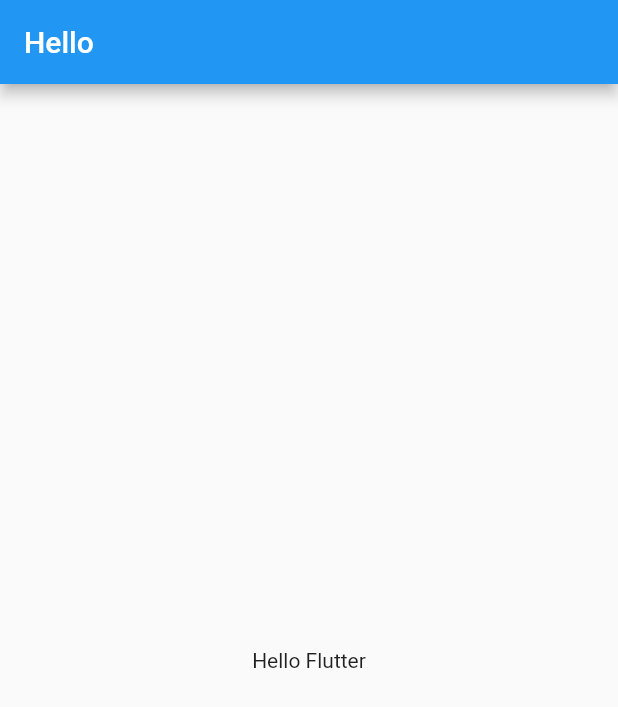
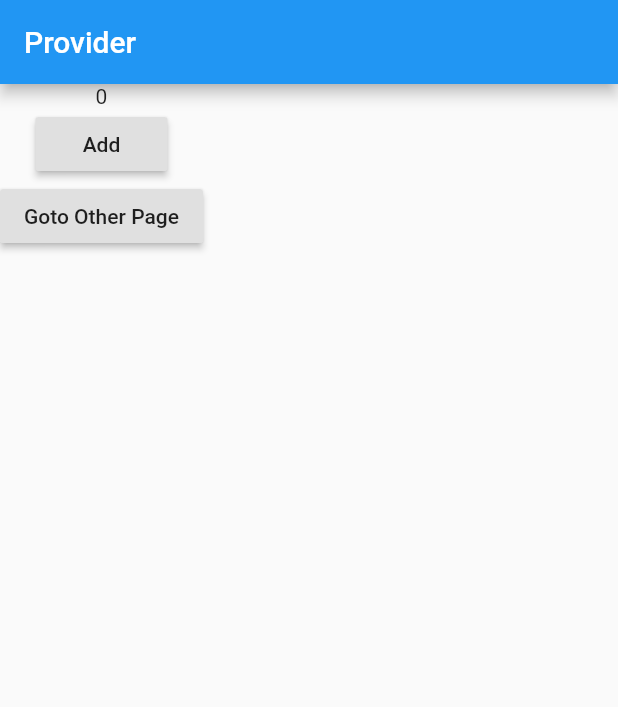
Before and after one commit to xwh817/flutter_demo, a Flutter app: the screen it shows after launch, on a phone screen of 412 x 824 dp. Shown: the top 707 px of the screen. Run offline on Flutter 3.47's test engine with Material 2 defaults, Android fonts, the phone set to English and light mode, and no system bars.

Commit message:
test of Provider

```diff
--- a/lib/hello/hello.dart
+++ b/lib/hello/hello.dart
@@ -1,14 +1,17 @@
 import 'package:flutter/material.dart';
+import 'package:flutter_demo/provider/my_model.dart';
+import 'package:provider/provider.dart';
 
 class Hello extends StatelessWidget {
   @override
   Widget build(BuildContext context) {
+    int providerValue = Provider.of<Counter>(context).count;
     return new Scaffold(
       appBar: new AppBar(
         title: new Text('Hello'),
         elevation: 4.0,
       ),
-      body: Center(child: Text('Hello Flutter')),
+      body: Center(child: Text('Hello Flutter \n providerValue is $providerValue')),
     );
   }
 }
--- a/lib/home.dart
+++ b/lib/home.dart
@@ -1,4 +1,5 @@
 import 'package:flutter/material.dart';
+import 'package:flutter_demo/provider/provider_page.dart';
 import 'hello/hello.dart';
 
 class Home extends StatelessWidget {
@@ -9,7 +10,7 @@ class Home extends StatelessWidget {
       theme: ThemeData(
         primarySwatch: Colors.blue,
       ),
-      home: Hello(),
+      home: ProviderPage(),
     );
   }
 
--- /dev/null
+++ b/lib/provider/my_model.dart
@@ -0,0 +1,13 @@
+
+import 'package:flutter/foundation.dart';
+import 'package:provider/provider.dart';
+
+class Counter with ChangeNotifier {
+  int _count = 0;
+  get count => _count;
+
+  void add() {
+    _count++;
+    notifyListeners();
+  }
+}
--- /dev/null
+++ b/lib/provider/provider_page.dart
@@ -0,0 +1,44 @@
+import 'package:flutter/material.dart';
+import 'package:flutter_demo/hello/hello.dart';
+import 'package:flutter_demo/home.dart';
+import 'package:provider/provider.dart';
+
+import 'my_model.dart';
+
+class ProviderPage extends StatefulWidget {
+  ProviderPage({Key key}) : super(key: key);
+
+  @override
+  _ProviderPageState createState() => _ProviderPageState();
+}
+
+class _ProviderPageState extends State<ProviderPage> {
+  @override
+  Widget build(BuildContext context) {
+    return new Scaffold(
+      appBar: new AppBar(
+        title: new Text('Provider'),
+        elevation: 4.0,
+      ),
+      body: Column(
+        children: <Widget>[
+          Text('${Provider.of<Counter>(context).count}'),
+          RaisedButton(
+            child: Text('Add'),
+            onPressed: () {
+              var counter = Provider.of<Counter>(context);
+              counter.add();
+            },
+          ),
+          RaisedButton(
+            child: Text('Goto Other Page'),
+            onPressed: () {
+              Navigator.push(
+                  context, MaterialPageRoute(builder: (context) => Hello()));
+            },
+          ),
+        ],
+      ),
+    );
+  }
+}
--- a/pubspec.yaml
+++ b/pubspec.yaml
@@ -19,6 +19,7 @@ environment:
 dependencies:
   flutter:
     sdk: flutter
+  provider: ^3.1.0+1
 
   # The following adds the Cupertino Icons font to your application.
   # Use with the CupertinoIcons class for iOS style icons.
```
Also changed, not shown: lib/main.dart (+10 -1 lines), pubspec.lock, 1 other file.
